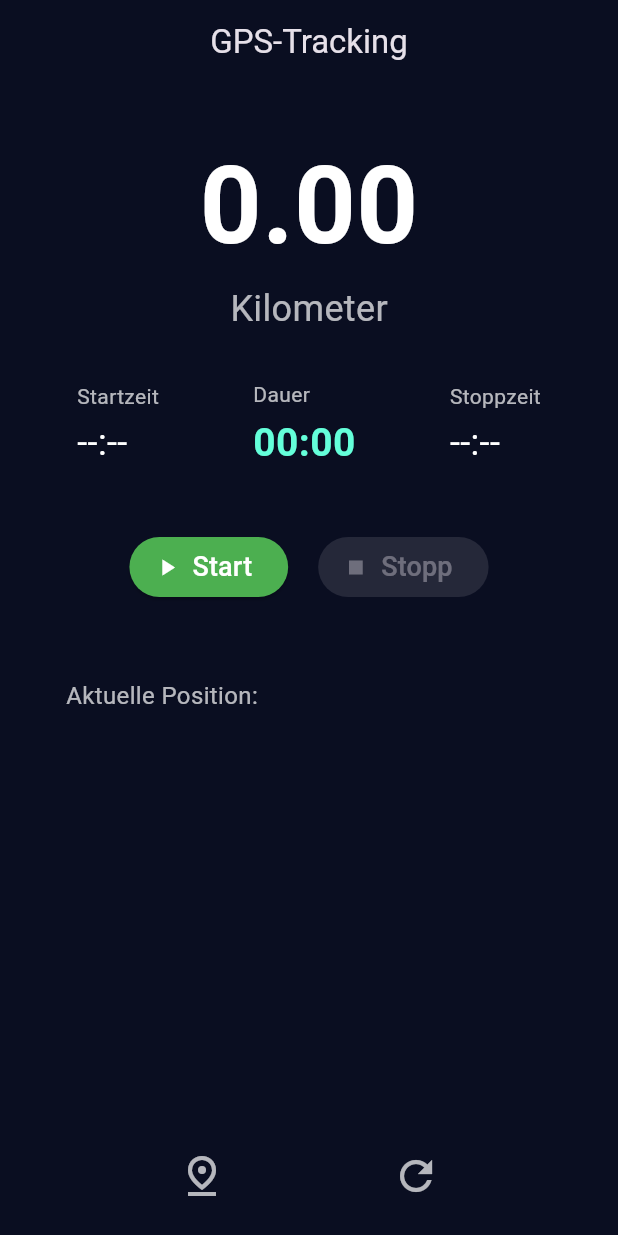
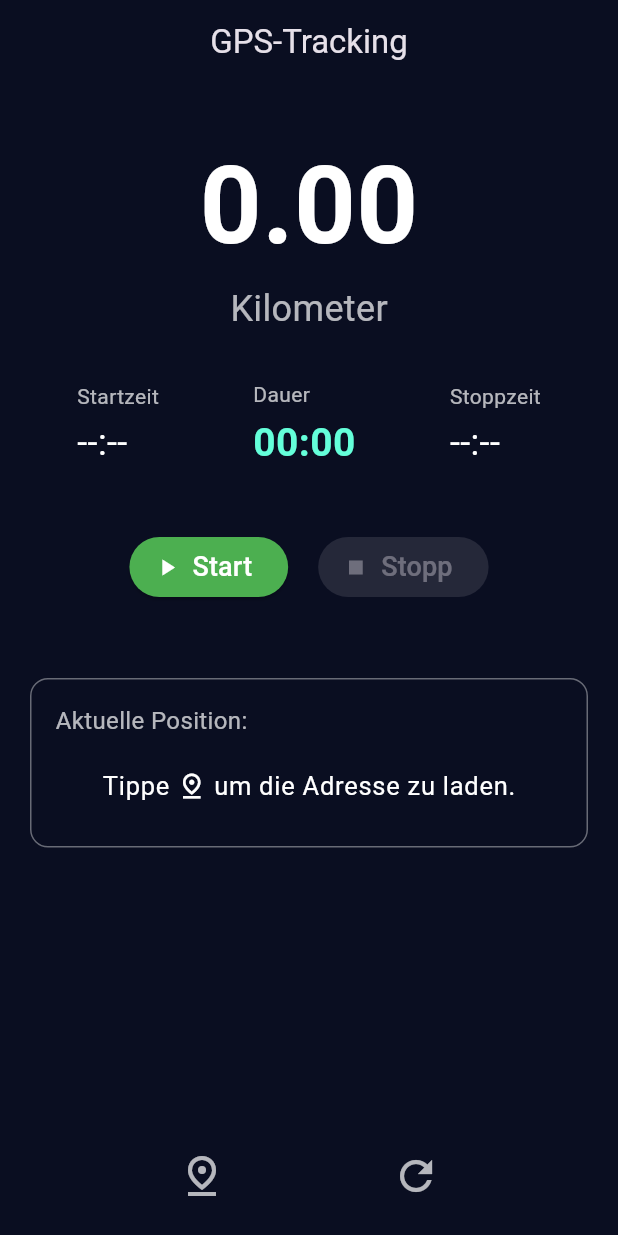
Before and after one commit to urdev-github1/uPedometer, a Flutter app: the screen it shows after launch, swiped to page 2, on a phone screen of 412 x 824 dp. Run offline on Flutter 3.47's test engine with Material 3 defaults, Android fonts, the phone set to English and light mode, and no system bars; our stand-ins replace connectivity_plus, flutter_map, geocoding, geolocator, latlong2, pedometer and 2 more.

Commit message:
Adressrahmen zugefügt

```diff
--- a/lib/screens/location_tracker_screen.dart
+++ b/lib/screens/location_tracker_screen.dart
@@ -1,5 +1,3 @@
-// lib/screens/location_tracker_screen.dart
-
 import 'package:flutter/material.dart';
 import 'package:provider/provider.dart';
 import '../controllers/location_tracker_controller.dart';
@@ -112,41 +110,75 @@ class _LocationTrackerScreenState extends State<LocationTrackerScreen> with Auto
                 ),
               ),
 
-              // =============================================================== //
-              // --- ANPASSUNG START: Padding für Adressblock geändert ---       //
-              // =============================================================== //
+              // --- CONTAINER FÜR DEN ADRESSBLOCK ---
               Expanded(
                 child: Align(
                   alignment: Alignment.topCenter,
-                  // Das Padding wurde von 'symmetric' zu 'fromLTRB' geändert,
-                  // um den linken Abstand zu vergrößern (hier auf 44).
                   child: Padding(
-                    padding: const EdgeInsets.fromLTRB(44.0, 20.0, 20.0, 20.0),
+                    padding: const EdgeInsets.symmetric(horizontal: 20.0, vertical: 20.0),
+                    child: Container(
+                      padding: const EdgeInsets.all(16.0),
+                      decoration: BoxDecoration(
+                        border: Border.all(color: Colors.white38, width: 1.0),
+                        borderRadius: BorderRadius.circular(12.0),
+                      ),
                       child: Column(
                         crossAxisAlignment: CrossAxisAlignment.start,
+                        mainAxisSize: MainAxisSize.min,
                         children: [
                           Text(
                             'Aktuelle Position:',
                             style: textTheme.bodyMedium?.copyWith(fontSize: 16),
                           ),
-                        const SizedBox(height: 4),
+                          const SizedBox(height: 8),
                           Container(
-                          constraints: const BoxConstraints(minHeight: 48), // Höhe für zwei Textzeilen
-                          alignment: Alignment.centerLeft,
+                            constraints: const BoxConstraints(minHeight: 48),
+                            alignment: Alignment.center, // Wichtig für die Zentrierung der neuen Row
                             child: Builder(
                               builder: (context) {
                                 if (controller.isFetchingAddress) {
                                   return const SizedBox(
-                                  height: 20,
-                                  width: 20,
+                                    height: 20, width: 20,
                                     child: CircularProgressIndicator(strokeWidth: 2.0)
                                   );
                                 }
+
+                                // =============================================================== //
+                                // --- ANPASSUNG START: Emoji durch Icon-Widget ersetzt ---        //
+                                // =============================================================== //
+                                if (controller.address != null) {
+                                  // Wenn eine Adresse vorhanden ist, zeige sie an.
                                   return Text(
-                                controller.address ?? '', // Zeigt einen leeren String, wenn keine Adresse da ist.
+                                    controller.address!,
                                     style: textTheme.bodyLarge?.copyWith(fontSize: 17),
+                                    textAlign: TextAlign.start,
                                     softWrap: true,
                                   );
+                                } else {
+                                  // Wenn keine Adresse vorhanden ist, zeige die Anweisung mit Icon.
+                                  return Row(
+                                    mainAxisAlignment: MainAxisAlignment.center,
+                                    crossAxisAlignment: CrossAxisAlignment.center,
+                                    children: [
+                                      Text(
+                                        'Tippe ',
+                                        style: textTheme.bodyLarge?.copyWith(fontSize: 17),
+                                      ),
+                                      Icon(
+                                        Icons.pin_drop_outlined, // Das Icon aus dem Button
+                                        color: textTheme.bodyLarge?.color,
+                                        size: 20.0,
+                                      ),
+                                      Text(
+                                        ' um die Adresse zu laden.',
+                                        style: textTheme.bodyLarge?.copyWith(fontSize: 17),
+                                      ),
+                                    ],
+                                  );
+                                }
+                                // =============================================================== //
+                                // --- ANPASSUNG ENDE ---                                          //
+                                // =============================================================== //
                               },
                             ),
                           ),
@@ -155,9 +187,7 @@ class _LocationTrackerScreenState extends State<LocationTrackerScreen> with Auto
                     ),
                   ),
                 ),
-              // =============================================================== //
-              // --- ANPASSUNG ENDE ---                                          //
-              // =============================================================== //
+              ),
             ],
           );
         },
```
Lines whose indentation alone changed are shown as unchanged.
